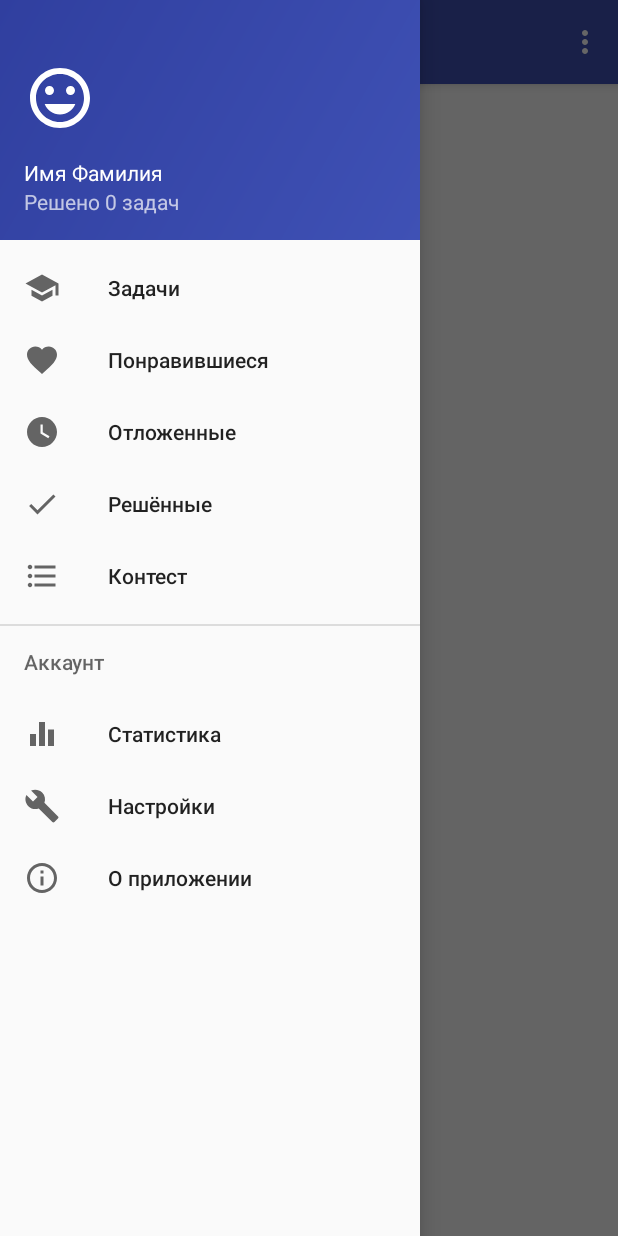
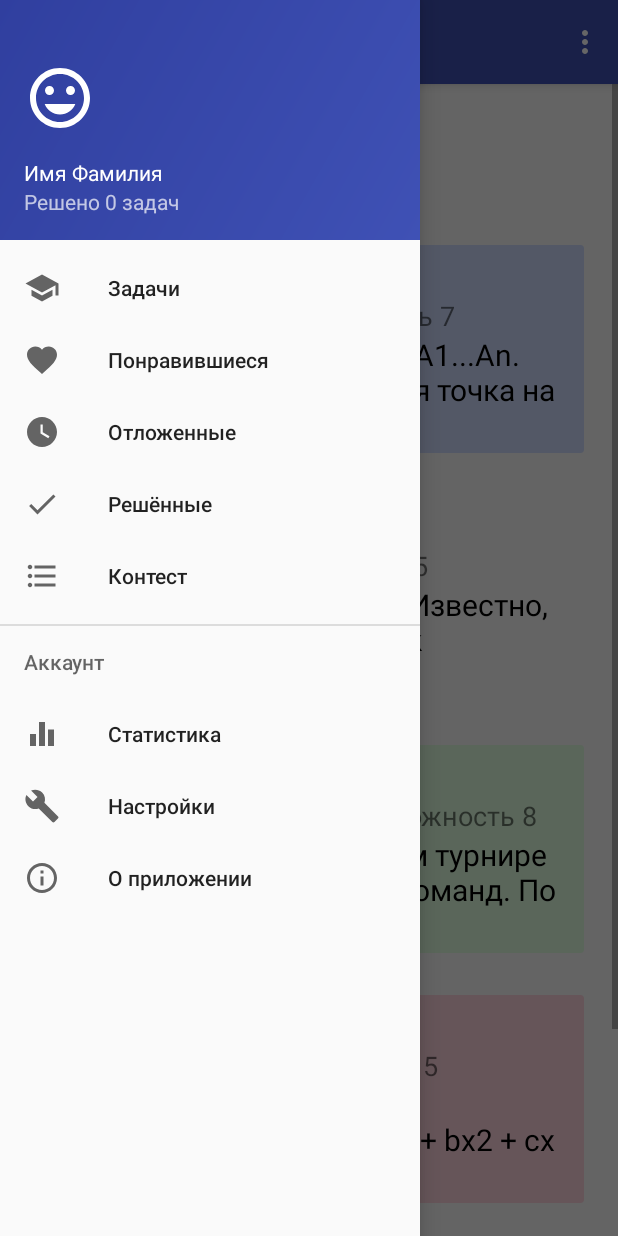
Before and after one commit to matveevk/PrepOlymp, an Android app: the fragment RandomContest placed in its activity, with the side drawer open, on a phone screen of 412 x 824 dp. Run offline under Robolectric (Android 15) with nearby library versions, the phone set to English and light mode, and no system bars; 1 statement that could not run was skipped.

Commit message:
RandomContest: cards design init, shows 5 random problems

```diff
--- a/app/src/main/java/com/example/root/prepolymp/fragments/RandomContest.java
+++ b/app/src/main/java/com/example/root/prepolymp/fragments/RandomContest.java
@@ -3,11 +3,14 @@ package com.example.root.prepolymp.fragments;
 import android.os.Bundle;
 import android.support.annotation.Nullable;
 import android.support.v4.app.Fragment;
+import android.support.v4.content.ContextCompat;
 import android.support.v7.widget.CardView;
 import android.view.LayoutInflater;
 import android.view.View;
 import android.view.ViewGroup;
+import android.widget.TextView;
 
+import com.example.root.prepolymp.Problem;
 import com.example.root.prepolymp.R;
 
 import java.util.ArrayList;
@@ -39,16 +42,82 @@ public class RandomContest extends Fragment {
         cardViews.add((CardView)getActivity().findViewById(R.id.problemCardView4));
         cardViews.add((CardView)getActivity().findViewById(R.id.problemCardView5));
         cardViews.add((CardView)getActivity().findViewById(R.id.problemCardView6));
-
+        if (n > cardViews.size()) {
+            n = cardViews.size();
+        }
         ArrayList<Integer> randNums = new ArrayList<>();
         Random random = new Random();
         while (randNums.size() != n) {
-            int k = random.nextInt(problems.size()) + 1;
+            int k = random.nextInt(problems.size());
             if (!randNums.contains(k)) {
                 randNums.add(k);
             }
         }
+        for (int i = cardViews.size() - 1; i >= n; --i) {
+            cardViews.get(i).setVisibility(View.GONE);
+        }
 
+        ArrayList<ArrayList<TextView>> cardContent = getCardContentList(n);
 
+        for (int i = 0; i < randNums.size(); ++i) {
+            Problem problem = problems.get(randNums.get(i));
+            cardContent.get(i).get(0).setText("Задача № " + problem.id);
+            cardContent.get(i).get(1).setText(problem.topic + ", класс " + problem.form + ", сложность " + problem.diff);
+            if (problem.text.length() > 80) {
+                cardContent.get(i).get(2).setText(problem.text.substring(0, 80) + "...");
+            } else {
+                cardContent.get(i).get(2).setText(problem.text);
+            }
+            int color = 0;
+            switch (problem.topic) {
+                case "алгебра": color = R.color.colorAlgLight; break;
+                case "комбинаторика": color = R.color.colorCombLight; break;
+                case "геометрия": color = R.color.colorGeomLight; break;
+            }
+            cardViews.get(i).setCardBackgroundColor(ContextCompat.getColor(getActivity(), color));
+        }
+    }
+
+    private ArrayList<ArrayList<TextView>> getCardContentList(int n) {
+        ArrayList<ArrayList<TextView>> res = new ArrayList<>();
+
+        ArrayList<TextView> a1 = new ArrayList<>();
+        a1.add((TextView)getActivity().findViewById(R.id.cv1_tv1));
+        a1.add((TextView)getActivity().findViewById(R.id.cv1_tv2));
+        a1.add((TextView)getActivity().findViewById(R.id.cv1_tv3));
+
+        ArrayList<TextView> a2 = new ArrayList<>();
+        a2.add((TextView)getActivity().findViewById(R.id.cv2_tv1));
+        a2.add((TextView)getActivity().findViewById(R.id.cv2_tv2));
+        a2.add((TextView)getActivity().findViewById(R.id.cv2_tv3));
+
+        ArrayList<TextView> a3 = new ArrayList<>();
+        a3.add((TextView)getActivity().findViewById(R.id.cv3_tv1));
+        a3.add((TextView)getActivity().findViewById(R.id.cv3_tv2));
+        a3.add((TextView)getActivity().findViewById(R.id.cv3_tv3));
+
+        ArrayList<TextView> a4 = new ArrayList<>();
+        a4.add((TextView)getActivity().findViewById(R.id.cv4_tv1));
+        a4.add((TextView)getActivity().findViewById(R.id.cv4_tv2));
+        a4.add((TextView)getActivity().findViewById(R.id.cv4_tv3));
+
+        ArrayList<TextView> a5 = new ArrayList<>();
+        a5.add((TextView)getActivity().findViewById(R.id.cv5_tv1));
+        a5.add((TextView)getActivity().findViewById(R.id.cv5_tv2));
+        a5.add((TextView)getActivity().findViewById(R.id.cv5_tv3));
+
+        ArrayList<TextView> a6 = new ArrayList<>();
+        a6.add((TextView)getActivity().findViewById(R.id.cv6_tv1));
+        a6.add((TextView)getActivity().findViewById(R.id.cv6_tv2));
+        a6.add((TextView)getActivity().findViewById(R.id.cv6_tv3));
+
+        res.add(a1);
+        res.add(a2);
+        res.add(a3);
+        res.add(a4);
+        res.add(a5);
+        res.add(a6);
+
+        return res;
     }
 }
--- a/app/src/main/res/values/colors.xml
+++ b/app/src/main/res/values/colors.xml
@@ -6,4 +6,7 @@
     <color name="colorAlg">#C162EA</color>
     <color name="colorComb">#499351</color>
     <color name="colorGeom">#2675BF</color>
+    <color name="colorAlgLight">#FFD6E0</color>
+    <color name="colorCombLight">#E2FFE3</color>
+    <color name="colorGeomLight">#D1DEFF</color>
 </resources>
```
